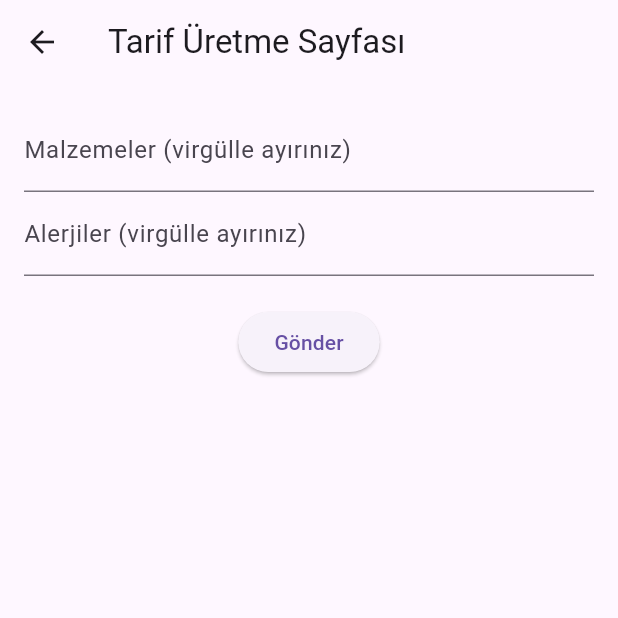
After one commit to basakozek/smart_market, a Flutter app: the GirisEkrani screen opened directly, after a tap on "Tarif Üret", on a phone screen of 412 x 824 dp, the top half of it. The commit adds this screen. Run offline on Flutter 3.47's test engine with Material 3 defaults, Android fonts, the phone set to English and light mode, and no system bars; our stand-ins replace cloud_firestore, firebase_auth, firebase_core, flutter_riverpod, image_picker; accounts and stored records are empty.

Commit message:
final change

```diff
--- a/lib/features/auth/views/girişEkrani.dart
+++ b/lib/features/auth/views/girişEkrani.dart
@@ -5,6 +5,7 @@ import 'icerik.dart'; // Icerik.dart dosyasının import edilmesi gerekiyor
 import 'sepeteEkle.dart';
 import 'sepetim.dart'
     as SepetimPage; // 'sepetim.dart' dosyasını 'SepetimPage' olarak yeniden adlandırdık
+import 'tarifÜret.dart'; // Tarif oluşturma sayfasının import edilmesi
 
 class GirisEkrani extends StatelessWidget {
   const GirisEkrani({Key? key}) : super(key: key);
@@ -93,6 +94,22 @@ class GirisEkrani extends StatelessWidget {
                           fontSize: 20), // Yazı boyutu 20 olarak ayarlandı
                     ),
                   ),
+                  SizedBox(height: 15), // Butonlar arasında 20 piksel boşluk
+                  ElevatedButton(
+                    onPressed: () {
+                      Navigator.push(
+                        context,
+                        MaterialPageRoute(
+                            builder: (context) =>
+                                TarifUret()), // Tarif üretme sayfasına yönlendiriyoruz
+                      );
+                    },
+                    child: Text(
+                      'Tarif Üret',
+                      style: TextStyle(
+                          fontSize: 20), // Yazı boyutu 20 olarak ayarlandı
+                    ),
+                  ),
                 ],
               ),
             ),
--- /dev/null
+++ b/lib/features/auth/views/tarifÜret.dart
@@ -0,0 +1,117 @@
+import 'dart:convert'; // Add this import
+
+import 'package:flutter/material.dart';
+import 'package:http/http.dart' as http;
+
+class TarifUret extends StatefulWidget {
+  @override
+  _TarifUretState createState() => _TarifUretState();
+}
+
+class _TarifUretState extends State<TarifUret> {
+  final TextEditingController _ingredientsController = TextEditingController();
+  final TextEditingController _allergiesController = TextEditingController();
+  Map<String, dynamic>? _response; // Change the type of _response to Map
+
+  Future<void> sendRequest(String ingredients, String allergies) async {
+    final String apiUrl =
+        'https://3b9e-141-196-18-120.ngrok-free.app/tarif_uretimi';
+    final String requestData = '$ingredients,$allergies';
+
+    try {
+      final response = await http.post(
+        Uri.parse(apiUrl),
+        headers: {'Content-Type': 'text/plain'},
+        body: requestData,
+      );
+
+      if (response.statusCode == 200) {
+        final responseData = json.decode(response.body); // Parse JSON response
+        setState(() {
+          _response = responseData;
+        });
+      } else {
+        setState(() {
+          _response = {
+            'error': 'Server returned status code ${response.statusCode}'
+          };
+        });
+      }
+    } catch (error) {
+      setState(() {
+        _response = {'error': 'Error: $error'};
+      });
+    }
+  }
+
+  @override
+  Widget build(BuildContext context) {
+    return Scaffold(
+      appBar: AppBar(
+        title: Text('Tarif Üretme Sayfası'),
+      ),
+      body: Padding(
+        padding: const EdgeInsets.all(16.0),
+        child: Column(
+          children: <Widget>[
+            TextField(
+              controller: _ingredientsController,
+              decoration: InputDecoration(
+                labelText: 'Malzemeler (virgülle ayırınız)',
+              ),
+            ),
+            TextField(
+              controller: _allergiesController,
+              decoration: InputDecoration(
+                labelText: 'Alerjiler (virgülle ayırınız)',
+              ),
+            ),
+            SizedBox(height: 20),
+            ElevatedButton(
+              onPressed: () {
+                final String ingredients = _ingredientsController.text;
+                final String allergies = _allergiesController.text;
+                sendRequest(ingredients, allergies);
+              },
+              child: Text('Gönder'),
+            ),
+            SizedBox(height: 20),
+            _response != null
+                ? _buildResponseDisplay() // Use a method to build the response UI
+                : Container(),
+          ],
+        ),
+      ),
+    );
+  }
+
+  Widget _buildResponseDisplay() {
+    if (_response!.containsKey('error')) {
+      return Text(_response!['error']);
+    }
+
+    return SingleChildScrollView(
+      child: Column(
+        crossAxisAlignment: CrossAxisAlignment.start,
+        children: [
+          Text('${_response!['title']}',
+              style: TextStyle(fontWeight: FontWeight.bold, fontSize: 20)),
+          Text('Malzemeler'),
+          ...(_response!['ingredients'] as List<dynamic>)
+              .map<Widget>((item) => Text('* $item'))
+              .toList(),
+          Text('Yönergeler'),
+          ...(_response!['instructions'] as List<dynamic>)
+              .map<Widget>((item) => Text('$item'))
+              .toList(),
+        ],
+      ),
+    );
+  }
+}
+
+void main() {
+  runApp(MaterialApp(
+    home: TarifUret(),
+  ));
+}
```
Also changed, not shown: lib/firebase_options.dart.
